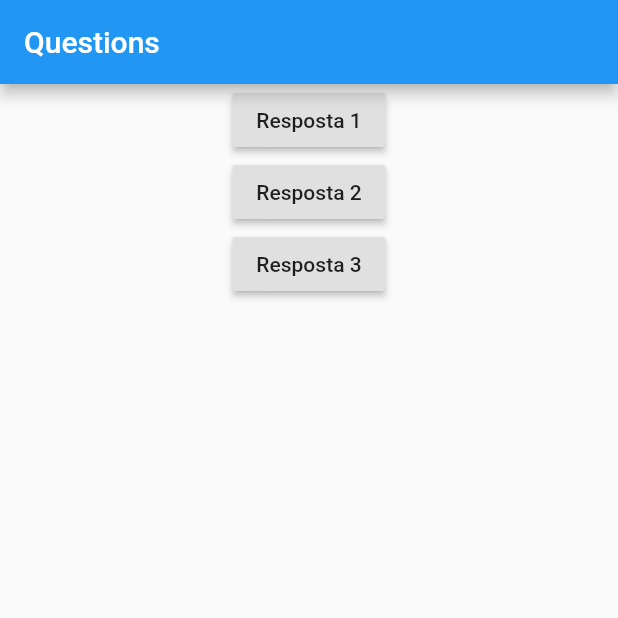
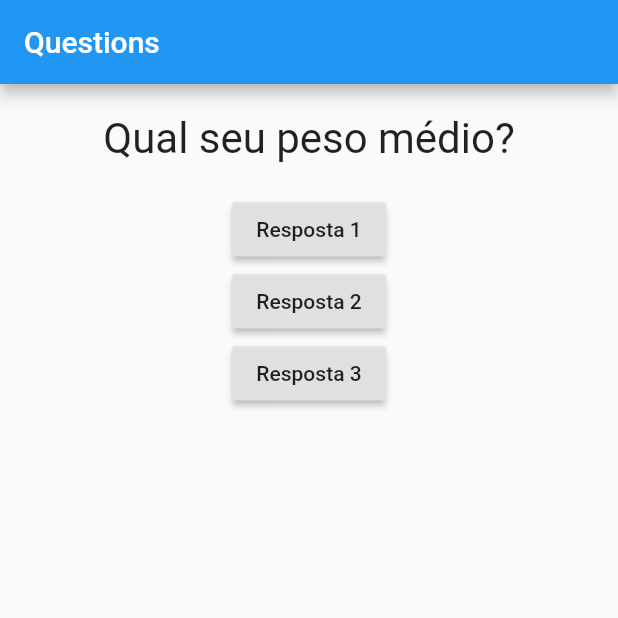
Before and after one commit to DhBarboza/Flutter, a Flutter app: the screen it shows after launch, on a phone screen of 412 x 824 dp, the top half of it. Run offline on Flutter 3.47's test engine with Material 2 defaults, Android fonts, the phone set to English and light mode, and no system bars.

Commit message:
Estilizando o container com as pergunstas

```diff
--- a/quiz_app/lib/question.dart
+++ b/quiz_app/lib/question.dart
@@ -9,6 +9,14 @@ class Question extends StatelessWidget {
 
   @override
   Widget build(BuildContext context) {
-    return Container();
+    return Container(
+      width: double.infinity,
+      margin: EdgeInsets.all(20),
+      child: Text(
+        txt,
+        style: TextStyle(fontSize: 28),
+        textAlign: TextAlign.center,
+      ),
+    );
   }
 }
```
